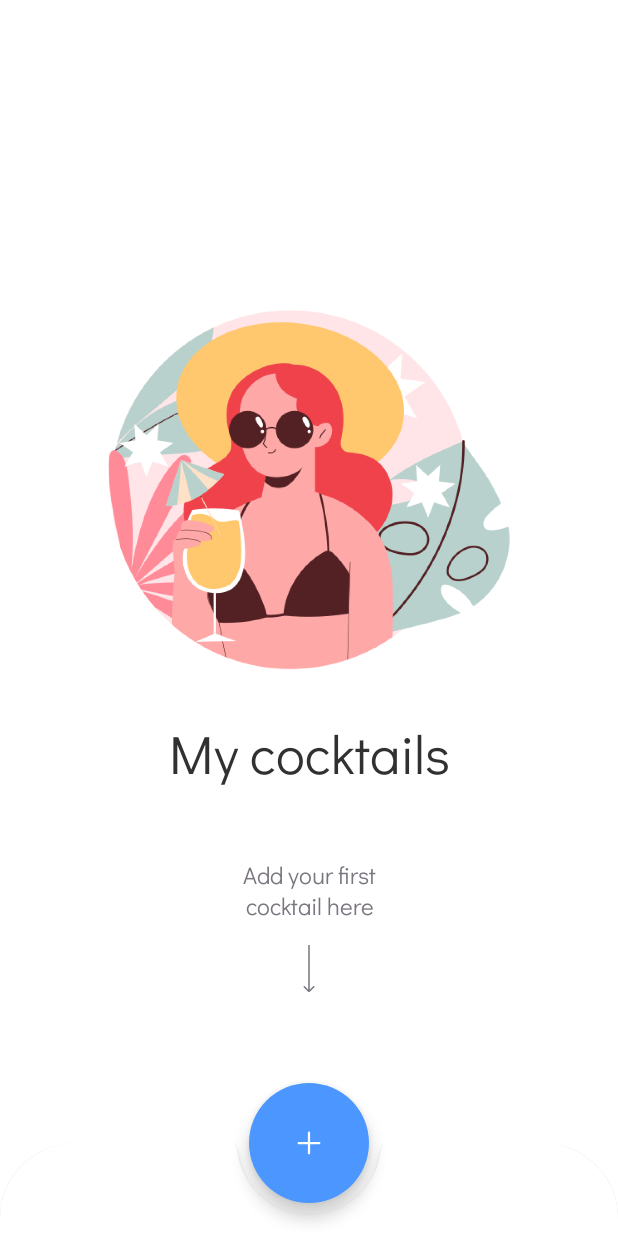
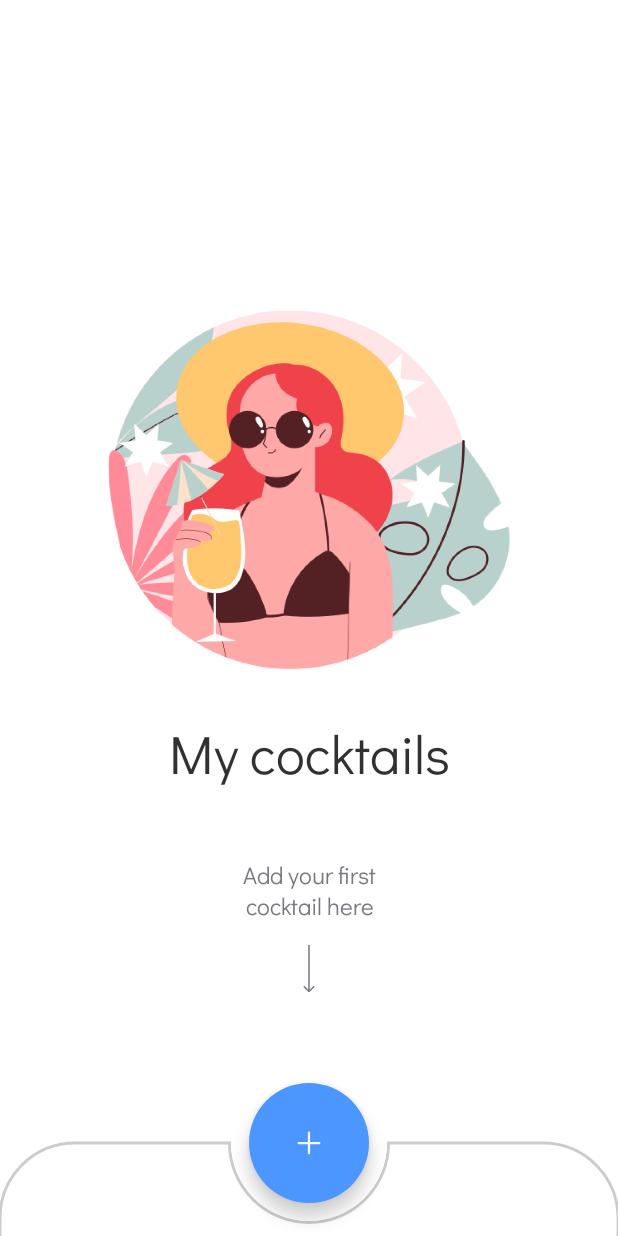
Before and after one commit to akimslava/CocktailBarApplication, an Android app built with Jetpack Compose: the screen it shows after launch (MainActivity), on a phone screen of 412 x 824 dp. Run offline under Robolectric (Android 15) with nearby library versions, the phone set to English and light mode, and no system bars; our stand-ins replace Room's generated code, accompanist.

Commit message:
completely redesigned bottomappbar

```diff
--- a/app/src/main/java/ru/akimslava/cocktailbar/ui/screens/home/HomeScreen.kt
+++ b/app/src/main/java/ru/akimslava/cocktailbar/ui/screens/home/HomeScreen.kt
@@ -3,22 +3,30 @@ package ru.akimslava.cocktailbar.ui.screens.home
 import android.annotation.SuppressLint
 import android.content.Intent
 import android.content.Intent.createChooser
+import androidx.compose.foundation.Canvas
+import androidx.compose.foundation.clickable
 import androidx.compose.foundation.layout.fillMaxSize
 import androidx.compose.foundation.layout.fillMaxWidth
-import androidx.compose.foundation.layout.height
 import androidx.compose.foundation.layout.padding
 import androidx.compose.foundation.layout.size
 import androidx.compose.foundation.shape.CircleShape
-import androidx.compose.foundation.shape.RoundedCornerShape
-import androidx.compose.material.BottomAppBar
 import androidx.compose.material.FabPosition
 import androidx.compose.material.Scaffold
 import androidx.compose.material3.FloatingActionButton
 import androidx.compose.material3.Icon
 import androidx.compose.runtime.Composable
 import androidx.compose.ui.Modifier
-import androidx.compose.ui.draw.clip
+import androidx.compose.ui.geometry.CornerRadius
+import androidx.compose.ui.geometry.Offset
+import androidx.compose.ui.geometry.Rect
+import androidx.compose.ui.geometry.Size
+import androidx.compose.ui.graphics.ClipOp
 import androidx.compose.ui.graphics.Color
+import androidx.compose.ui.graphics.Path
+import androidx.compose.ui.graphics.drawscope.Stroke
+import androidx.compose.ui.graphics.drawscope.clipPath
+import androidx.compose.ui.graphics.drawscope.clipRect
+import androidx.compose.ui.platform.LocalConfiguration
 import androidx.compose.ui.platform.LocalContext
 import androidx.compose.ui.res.colorResource
 import androidx.compose.ui.res.painterResource
@@ -85,20 +93,70 @@ fun HomeScreen(
 
 @Composable
 private fun BottomBar() {
-    BottomAppBar(
-        modifier = Modifier.fillMaxWidth()
-            .height(62.dp)
-            .clip(
-                RoundedCornerShape(
-                    topStart = 50.dp,
-                    topEnd = 50.dp,
+    val screenWidth = LocalConfiguration.current.screenWidthDp.dp
+    val height = 62.dp
+    val circleRadius = 50.dp
+    val cutoutSize = (circleRadius + 2.dp) * 2
+    val borderColor = Color.LightGray
+    Canvas(
+        modifier = Modifier
+            .fillMaxWidth()
+            .size(width = screenWidth, height = height)
+            .clickable(enabled = false, onClick = {}),
+    ) {
+        clipPath(
+            path = Path().apply {
+                addOval(
+                    oval = Rect(
+                        offset = Offset(
+                            x = (screenWidth / 2 - cutoutSize / 2).toPx(),
+                            y = -(cutoutSize / 2).toPx(),
+                        ),
+                        Size(
+                            width = cutoutSize.toPx(),
+                            height = cutoutSize.toPx(),
+                        ),
+                    )
                 )
-            ),
-        backgroundColor = Color.White,
-        cutoutShape = CircleShape,
-        elevation = 2.dp,
-        content = {},
-    )
+            },
+            clipOp = ClipOp.Difference,
+        ) {
+            drawRoundRect(
+                color = Color.White,
+                size = Size(
+                    width = screenWidth.toPx(),
+                    height = (height * 2).toPx(),
+                ),
+                cornerRadius = CornerRadius(
+                    x = circleRadius.toPx(),
+                    y = circleRadius.toPx(),
+                ),
+            )
+            drawRoundRect(
+                color = borderColor,
+                size = Size(
+                    width = screenWidth.toPx(),
+                    height = (height * 2).toPx(),
+                ),
+                cornerRadius = CornerRadius(
+                    x = circleRadius.toPx(),
+                    y = circleRadius.toPx(),
+                ),
+                style = Stroke(width = 2.dp.toPx()),
+            )
+            clipRect {
+                drawCircle(
+                    color = borderColor,
+                    radius = (cutoutSize / 2 + 1.dp).toPx(),
+                    center = Offset(
+                        x = (screenWidth / 2).toPx(),
+                        y = 0f,
+                    ),
+                    style = Stroke(width = 2.dp.toPx()),
+                )
+            }
+        }
+    }
 }
 
 @Composable
@@ -120,6 +178,14 @@ private fun CreationButton(
             ),
             contentDescription = null,
         )
+    }
+}
+
+@Preview
+@Composable
+private fun BottomBarPreview() {
+    CocktailBarTheme {
+        BottomBar()
     }
 }
 
```
